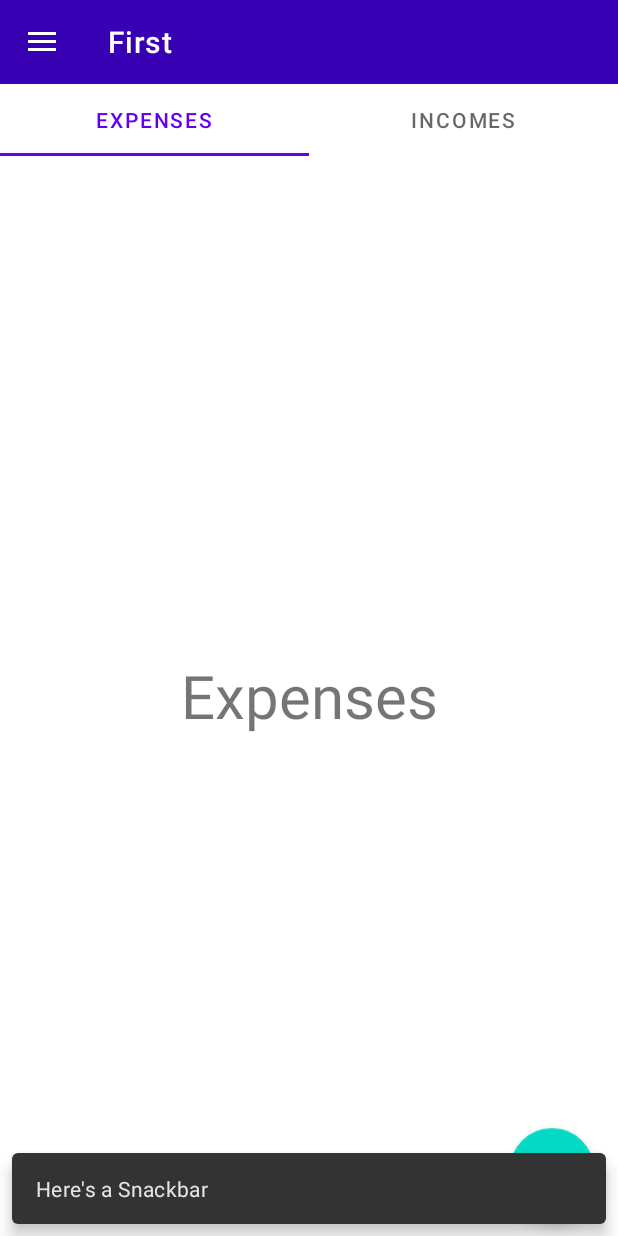
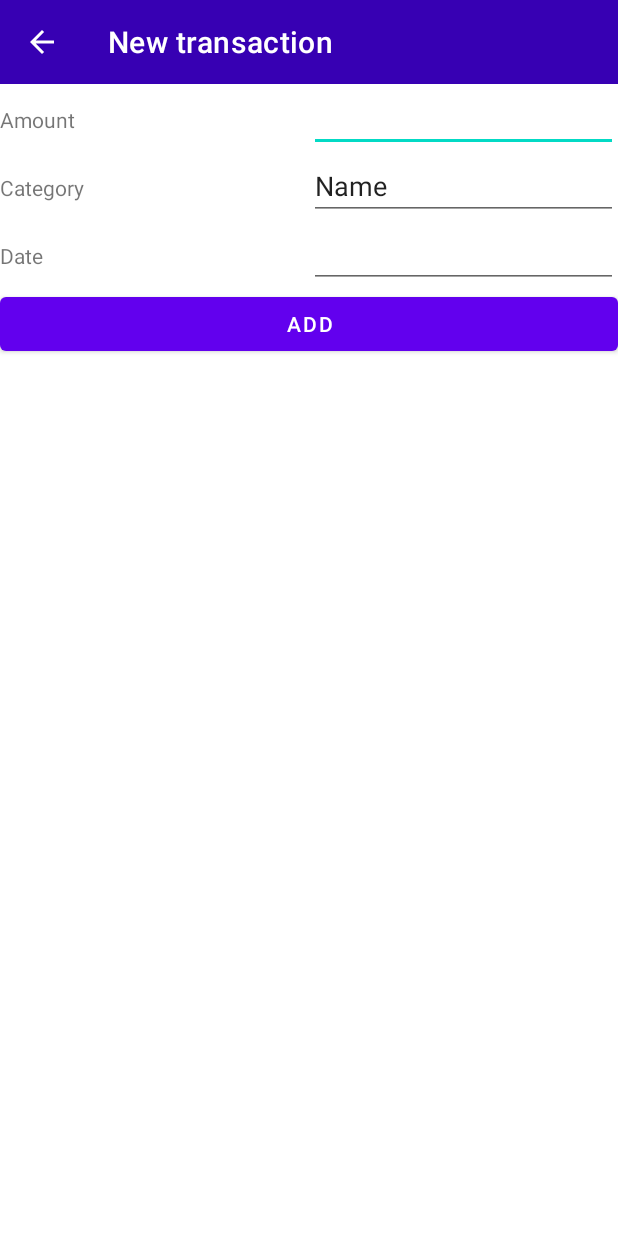
Before and after one commit to Nikzzzn/CostAccountingApp, an Android app: the screen it shows after launch (MainActivity before the commit, AddTransactionActivity after it), after a tap on "Add", on a phone screen of 412 x 824 dp. Run offline under Robolectric (Android 15) with nearby library versions, the phone set to English and light mode, and no system bars; our stand-ins replace Room's generated code.

Commit message:
Implemented insertion of data

```diff
--- a/app/src/main/AndroidManifest.xml
+++ b/app/src/main/AndroidManifest.xml
@@ -10,6 +10,9 @@
         android:supportsRtl="true"
         android:theme="@style/Theme.CostAccounting">
         <activity
+            android:name=".AddTransactionActivity"
+            android:exported="true" />
+        <activity
             android:name=".MainActivity"
             android:exported="true">
             <intent-filter>
--- /dev/null
+++ b/app/src/main/java/com/example/costaccounting/AddTransactionActivity.kt
@@ -0,0 +1,94 @@
+package com.example.costaccounting
+
+import android.content.Intent
+import androidx.appcompat.app.AppCompatActivity
+import android.os.Bundle
+import android.text.Editable
+import android.text.TextUtils
+import android.view.MenuItem
+import android.widget.Toast
+import androidx.lifecycle.ViewModelProvider
+import com.example.costaccounting.data.DataViewModel
+import com.example.costaccounting.data.Transaction
+import com.example.costaccounting.databinding.ActivityAddTransactionBinding
+import com.example.costaccounting.databinding.ActivityMainBinding
+import java.text.SimpleDateFormat
+import java.util.*
+import java.util.Locale
+import android.app.DatePickerDialog
+import android.app.DatePickerDialog.OnDateSetListener
+
+import android.view.View
+
+import android.widget.DatePicker
+
+private lateinit var binding: ActivityAddTransactionBinding
+private lateinit var dataViewModel: DataViewModel
+private val myCalendar: Calendar = Calendar.getInstance()
+
+class AddTransactionActivity : AppCompatActivity() {
+    override fun onCreate(savedInstanceState: Bundle?) {
+        super.onCreate(savedInstanceState)
+        binding = ActivityAddTransactionBinding.inflate(layoutInflater)
+        val view = binding.root
+        setContentView(view)
+
+        dataViewModel = ViewModelProvider(this)[DataViewModel::class.java]
+        setSupportActionBar(findViewById(R.id.toolbar_add))
+        supportActionBar?.setDisplayHomeAsUpEnabled(true);
+        title = "New transaction"
+
+        binding.buttonAdd.setOnClickListener{
+            val isAnExpense = intent.getBooleanExtra("isAnExpense", true)
+            insertDataToDatabase(isAnExpense)
+        }
+
+        val date =
+            OnDateSetListener { _, year, month, day ->
+                myCalendar[Calendar.YEAR] = year
+                myCalendar[Calendar.MONTH] = month
+                myCalendar[Calendar.DAY_OF_MONTH] = day
+                updateLabel()
+            }
+        binding.editTextDate.setOnClickListener {
+            DatePickerDialog(
+                this@AddTransactionActivity,
+                date,
+                myCalendar[Calendar.YEAR],
+                myCalendar[Calendar.MONTH],
+                myCalendar[Calendar.DAY_OF_MONTH]
+            ).show()
+        }
+    }
+
+    private fun updateLabel() {
+        val myFormat = "dd/MM/yy"
+        val dateFormat = SimpleDateFormat(myFormat, Locale.US)
+        binding.editTextDate.setText(dateFormat.format(myCalendar.time))
+    }
+
+    private fun insertDataToDatabase(isAnExpense: Boolean) {
+        val amount = binding.editTextAmount.text.toString()
+        val category = binding.editTextCategory.text.toString()
+        val date = binding.editTextDate.text.toString()
+
+        if(inputCheck(amount, category, date)){
+            val transaction = Transaction(0, isAnExpense, amount.toDouble(), category, Date(date))
+            dataViewModel.addTransaction(transaction)
+            Toast.makeText(applicationContext, "Success!", Toast.LENGTH_SHORT).show()
+            this.finish()
+        }
+    }
+
+    private fun inputCheck(amount: String, category: String, date: String): Boolean{
+        return !(TextUtils.isEmpty(amount) && TextUtils.isEmpty(category) && TextUtils.isEmpty(date))
+    }
+
+    override fun onOptionsItemSelected(item: MenuItem): Boolean {
+        if (item.itemId == android.R.id.home) {
+            this.finish()  //сделать интент и вернуться домой
+            return true;
+        }
+        return super.onOptionsItemSelected(item)
+    }
+}
--- a/app/src/main/java/com/example/costaccounting/Converters.kt
+++ b/app/src/main/java/com/example/costaccounting/Converters.kt
@@ -11,6 +11,6 @@ class Converters {
 
     @TypeConverter
     fun dateToTimestamp(date: Date?): Long? {
-        return date?.getTime()
+        return date?.time
     }
 }
--- a/app/src/main/java/com/example/costaccounting/ExpensesFragment.kt
+++ b/app/src/main/java/com/example/costaccounting/ExpensesFragment.kt
@@ -5,15 +5,34 @@ import androidx.fragment.app.Fragment
 import android.view.LayoutInflater
 import android.view.View
 import android.view.ViewGroup
+import androidx.lifecycle.Observer
+import androidx.lifecycle.ViewModelProvider
+import androidx.recyclerview.widget.LinearLayoutManager
+import androidx.recyclerview.widget.RecyclerView
+import com.example.costaccounting.data.DataViewModel
 
 class ExpensesFragment : Fragment() {
+
+    private lateinit var dataViewModel: DataViewModel
 
     override fun onCreateView(
         inflater: LayoutInflater, container: ViewGroup?,
         savedInstanceState: Bundle?
     ): View? {
         // Inflate the layout for this fragment
-        return inflater.inflate(R.layout.fragment_expenses, container, false)
+        val view = inflater.inflate(R.layout.fragment_expenses, container, false)
+
+        val adapter = ListAdapter()
+        val recyclerView = view.findViewById<RecyclerView>(R.id.recyclerViewExpenses)
+        recyclerView.adapter = adapter
+        recyclerView.layoutManager = LinearLayoutManager(requireContext())
+
+        dataViewModel = ViewModelProvider(this).get(DataViewModel::class.java)
+        dataViewModel.readAllExpenses.observe(viewLifecycleOwner, Observer {
+            adapter.setData(it)
+        })
+
+        return view
     }
 
 
--- a/app/src/main/java/com/example/costaccounting/FirstFragment.kt
+++ b/app/src/main/java/com/example/costaccounting/FirstFragment.kt
@@ -1,5 +1,6 @@
 package com.example.costaccounting
 
+import android.content.Intent
 import android.os.Bundle
 import androidx.fragment.app.Fragment
 import android.view.LayoutInflater
@@ -8,6 +9,10 @@ import android.view.ViewGroup
 import com.example.costaccounting.databinding.FragmentFirstBinding
 import com.google.android.material.snackbar.Snackbar
 import com.google.android.material.tabs.TabLayoutMediator
+import android.R
+import androidx.viewpager2.widget.ViewPager2
+import com.google.android.material.tabs.TabLayout
+
 
 class FirstFragment : Fragment() {
 
@@ -19,19 +24,23 @@ class FirstFragment : Fragment() {
     ): View? {
         binding = FragmentFirstBinding.inflate(inflater, container, false)
 
+        val viewPager: ViewPager2 = binding.viewPager
+        val tabLayout: TabLayout = binding.tabLayout
+
         val adapter = ViewPagerAdapter(this)
-        binding.viewPager.adapter = adapter
+        viewPager.adapter = adapter
 
-        TabLayoutMediator(binding.tabLayout, binding.viewPager) {
+        TabLayoutMediator(tabLayout, viewPager) {
                 tab, position -> tab.text = adapter.fragmentNames[position]
 
         }.attach()
 
         val fab: View = binding.fab
-        fab.setOnClickListener { view ->
-            Snackbar.make(view, "Here's a Snackbar", Snackbar.LENGTH_LONG)
-                .setAction("Action", null)
-                .show()
+        fab.setOnClickListener {
+            val isAnExpense: Boolean = tabLayout.selectedTabPosition == 0
+            val intent = Intent(context, AddTransactionActivity::class.java)
+            intent.putExtra("isAnExpense", isAnExpense)
+            startActivity(intent)
         }
 
         return binding.root
--- /dev/null
+++ b/app/src/main/java/com/example/costaccounting/ListAdapter.kt
@@ -0,0 +1,39 @@
+package com.example.costaccounting
+
+import android.view.LayoutInflater
+import android.view.View
+import android.view.ViewGroup
+import android.widget.TextView
+import androidx.recyclerview.widget.RecyclerView
+import com.example.costaccounting.data.Transaction
+
+class ListAdapter: RecyclerView.Adapter<ListAdapter.TransactionViewHolder>() {
+
+    private var transactionsList = emptyList<Transaction>()
+
+    class TransactionViewHolder(itemView: View): RecyclerView.ViewHolder(itemView) {
+
+    }
+
+    override fun onCreateViewHolder(parent: ViewGroup, viewType: Int): TransactionViewHolder {
+        return TransactionViewHolder(LayoutInflater.from(parent.context)
+            .inflate(R.layout.transaction_row, parent, false))
+    }
+
+    override fun onBindViewHolder(holder: TransactionViewHolder, position: Int) {
+        val currentItem = transactionsList[position]
+        holder.itemView.findViewById<TextView>(R.id.textViewCategory).text = currentItem.category
+        holder.itemView.findViewById<TextView>(R.id.textViewDate).text = currentItem.date.toString()
+        holder.itemView.findViewById<TextView>(R.id.textViewAmount).text = currentItem.amount.toString()
+    }
+
+    override fun getItemCount(): Int {
+        return transactionsList.size
+    }
+
+    fun setData(transaction: List<Transaction>){
+        this.transactionsList = transaction
+        notifyDataSetChanged()
+    }
+
+}
--- a/app/src/main/java/com/example/costaccounting/data/Dao.kt
+++ b/app/src/main/java/com/example/costaccounting/data/Dao.kt
@@ -12,7 +12,10 @@ interface Dao {
     @Insert(onConflict = OnConflictStrategy.REPLACE)
     suspend fun addTransaction(transaction: Transaction)
 
-    @Query("SELECT * FROM transactions_table ORDER BY id ASC")
-    fun readAllTransactions(): LiveData<List<Transaction>>
+    @Query("SELECT * FROM transactions_table WHERE isAnExpense = 0 ORDER BY date DESC")
+    fun readAllIncomes(): LiveData<List<Transaction>>
+
+    @Query("SELECT * FROM transactions_table WHERE isAnExpense = 1 ORDER BY date DESC")
+    fun readAllExpenses(): LiveData<List<Transaction>>
 
 }
--- a/app/src/main/java/com/example/costaccounting/data/DataViewModel.kt
+++ b/app/src/main/java/com/example/costaccounting/data/DataViewModel.kt
@@ -9,13 +9,15 @@ import kotlinx.coroutines.launch
 
 class DataViewModel(application: Application): AndroidViewModel(application) {
 
-    private val readAllTransactions: LiveData<List<Transaction>>
+    val readAllExpenses: LiveData<List<Transaction>>
+    val readAllIncomes: LiveData<List<Transaction>>
     private val repository: Repository
 
     init{
         val dao = AppDatabase.getDatabase(application).dao()
         repository = Repository(dao)
-        readAllTransactions = repository.readAllTransactions
+        readAllExpenses = repository.readAllExpenses
+        readAllIncomes = repository.readAllIncomes
     }
 
     fun addTransaction(transaction: Transaction){
--- a/app/src/main/java/com/example/costaccounting/data/Repository.kt
+++ b/app/src/main/java/com/example/costaccounting/data/Repository.kt
@@ -4,7 +4,8 @@ import androidx.lifecycle.LiveData
 
 class Repository(private val dao: Dao) {
 
-    val readAllTransactions: LiveData<List<Transaction>> = dao.readAllTransactions()
+    val readAllExpenses: LiveData<List<Transaction>> = dao.readAllExpenses()
+    val readAllIncomes: LiveData<List<Transaction>> = dao.readAllIncomes()
 
     suspend fun addTransaction(transaction: Transaction){
         dao.addTransaction(transaction)
--- /dev/null
+++ b/app/src/main/res/layout/activity_add_transaction.xml
@@ -0,0 +1,107 @@
+<?xml version="1.0" encoding="utf-8"?>
+<androidx.constraintlayout.widget.ConstraintLayout xmlns:android="http://schemas.android.com/apk/res/android"
+    xmlns:app="http://schemas.android.com/apk/res-auto"
+    xmlns:tools="http://schemas.android.com/tools"
+    android:layout_width="match_parent"
+    android:layout_height="match_parent"
+    tools:context=".AddTransactionActivity">
+
+    <androidx.appcompat.widget.Toolbar
+        android:id="@+id/toolbar_add"
+        android:layout_width="match_parent"
+        android:layout_height="wrap_content"
+        android:background="?attr/colorPrimaryDark"
+        android:fitsSystemWindows="true"
+        android:minHeight="?attr/actionBarSize"
+        android:theme="@style/ThemeOverlay.AppCompat.Dark.ActionBar"
+        app:layout_constraintEnd_toEndOf="parent"
+        app:layout_constraintHorizontal_bias="0.5"
+        app:layout_constraintStart_toStartOf="parent"
+        app:layout_constraintTop_toTopOf="parent" />
+
+    <LinearLayout
+        android:layout_width="match_parent"
+        android:layout_height="0dp"
+        android:orientation="vertical"
+        app:layout_constraintBottom_toBottomOf="parent"
+        app:layout_constraintEnd_toEndOf="parent"
+        app:layout_constraintHorizontal_bias="0.5"
+        app:layout_constraintStart_toStartOf="parent"
+        app:layout_constraintTop_toBottomOf="@+id/toolbar_add">
+
+        <LinearLayout
+            android:layout_width="match_parent"
+            android:layout_height="wrap_content"
+            android:orientation="horizontal">
+
+            <TextView
+                android:id="@+id/textView2"
+                android:layout_width="0dp"
+                android:layout_height="wrap_content"
+                android:layout_weight="1"
+                android:text="Amount" />
+
+            <EditText
+                android:id="@+id/editTextAmount"
+                android:layout_width="0dp"
+                android:layout_height="wrap_content"
+                android:layout_weight="1"
+                android:ems="10"
+                android:inputType="numberDecimal" />
+        </LinearLayout>
+
+        <LinearLayout
+            android:layout_width="match_parent"
+            android:layout_height="wrap_content"
+            android:orientation="horizontal">
+
+            <TextView
+                android:id="@+id/textView3"
+                android:layout_width="0dp"
+                android:layout_height="wrap_content"
+                android:layout_weight="1"
+                android:text="Category" />
+
+            <EditText
+                android:id="@+id/editTextCategory"
+                android:layout_width="0dp"
+                android:layout_height="wrap_content"
+                android:layout_weight="1"
+                android:ems="10"
+                android:inputType="textPersonName"
+                android:text="Name" />
+        </LinearLayout>
+
+        <LinearLayout
+            android:layout_width="match_parent"
+            android:layout_height="wrap_content"
+            android:orientation="horizontal">
+
+            <TextView
+                android:id="@+id/textView4"
+                android:layout_width="0dp"
+                android:layout_height="wrap_content"
+                android:layout_weight="1"
+                android:text="Date" />
+
+            <EditText
+                android:id="@+id/editTextDate"
+                android:layout_width="0dp"
+                android:layout_height="wrap_content"
+                android:layout_weight="1"
+                android:ems="10"
+                android:clickable="false"
+                android:cursorVisible="false"
+                android:focusable="false"
+                android:focusableInTouchMode="false"
+                android:inputType="date" />
+        </LinearLayout>
+
+        <Button
+            android:id="@+id/buttonAdd"
+            android:layout_width="match_parent"
+            android:layout_height="wrap_content"
+            android:text="Add" />
+    </LinearLayout>
+
+</androidx.constraintlayout.widget.ConstraintLayout>
--- a/app/src/main/res/layout/activity_main.xml
+++ b/app/src/main/res/layout/activity_main.xml
@@ -18,14 +18,6 @@
             android:layout_width="match_parent"
             android:layout_height="wrap_content"/>
 
-        <androidx.fragment.app.FragmentContainerView
-            android:id="@+id/frame_layout_content"
-            android:name="androidx.navigation.fragment.NavHostFragment"
-            android:layout_width="match_parent"
-            android:layout_height="match_parent"
-            app:defaultNavHost="true"
-            app:navGraph="@navigation/transaction_nav" />
-
         <FrameLayout
             android:id="@+id/frame_layout_content"
             app:layout_behavior="@string/appbar_scrolling_view_behavior"
--- a/app/src/main/res/layout/fragment_expenses.xml
+++ b/app/src/main/res/layout/fragment_expenses.xml
@@ -1,14 +1,17 @@
-<FrameLayout xmlns:android="http://schemas.android.com/apk/res/android"
+<androidx.constraintlayout.widget.ConstraintLayout xmlns:android="http://schemas.android.com/apk/res/android"
+    xmlns:app="http://schemas.android.com/apk/res-auto"
     xmlns:tools="http://schemas.android.com/tools"
     android:layout_width="match_parent"
     android:layout_height="match_parent"
     tools:context=".ExpensesFragment">
 
-    <TextView
+    <androidx.recyclerview.widget.RecyclerView
+        android:id="@+id/recyclerViewExpenses"
         android:layout_width="match_parent"
         android:layout_height="match_parent"
-        android:text="Expenses"
-        android:gravity="center"
-        android:textSize="40sp"/>
-
-</FrameLayout>
+        app:layout_constraintBottom_toBottomOf="parent"
+        app:layout_constraintEnd_toEndOf="parent"
+        app:layout_constraintHorizontal_bias="0.5"
+        app:layout_constraintStart_toStartOf="parent"
+        app:layout_constraintTop_toTopOf="parent" />
+</androidx.constraintlayout.widget.ConstraintLayout>
--- a/app/src/main/res/navigation/transaction_nav.xml
+++ /dev/null
@@ -1,25 +0,0 @@
-<?xml version="1.0" encoding="utf-8"?>
-<navigation xmlns:android="http://schemas.android.com/apk/res/android"
-    xmlns:app="http://schemas.android.com/apk/res-auto"
-    xmlns:tools="http://schemas.android.com/tools"
-    android:id="@+id/transaction_nav"
-    app:startDestination="@id/firstFragment">
-    <fragment
-        android:id="@+id/firstFragment"
-        android:name="com.example.costaccounting.FirstFragment"
-        android:label="fragment_first"
-        tools:layout="@layout/fragment_first" >
-        <action
-            android:id="@+id/action_firstFragment_to_addTransactionFragment"
-            app:destination="@id/addTransactionFragment" />
-    </fragment>
-    <fragment
-        android:id="@+id/addTransactionFragment"
-        android:name="com.example.costaccounting.AddTransactionFragment"
-        android:label="fragment_add_transaction"
-        tools:layout="@layout/fragment_add_transaction" >
-        <action
-            android:id="@+id/action_addTransactionFragment_to_firstFragment"
-            app:destination="@id/firstFragment" />
-    </fragment>
-</navigation>
```
Also changed, not shown: app/src/main/java/com/example/costaccounting/AddTransactionFragment.kt (deleted, +0 -19 lines), app/src/main/java/com/example/costaccounting/IncomesFragment.kt (+20 -1 lines), app/src/main/res/layout/fragment_add_transaction.xml (deleted, +0 -8 lines), app/src/main/res/layout/fragment_incomes.xml (+10 -7 lines), app/src/main/res/layout/transaction_row.xml (added, +41 -0 lines).
